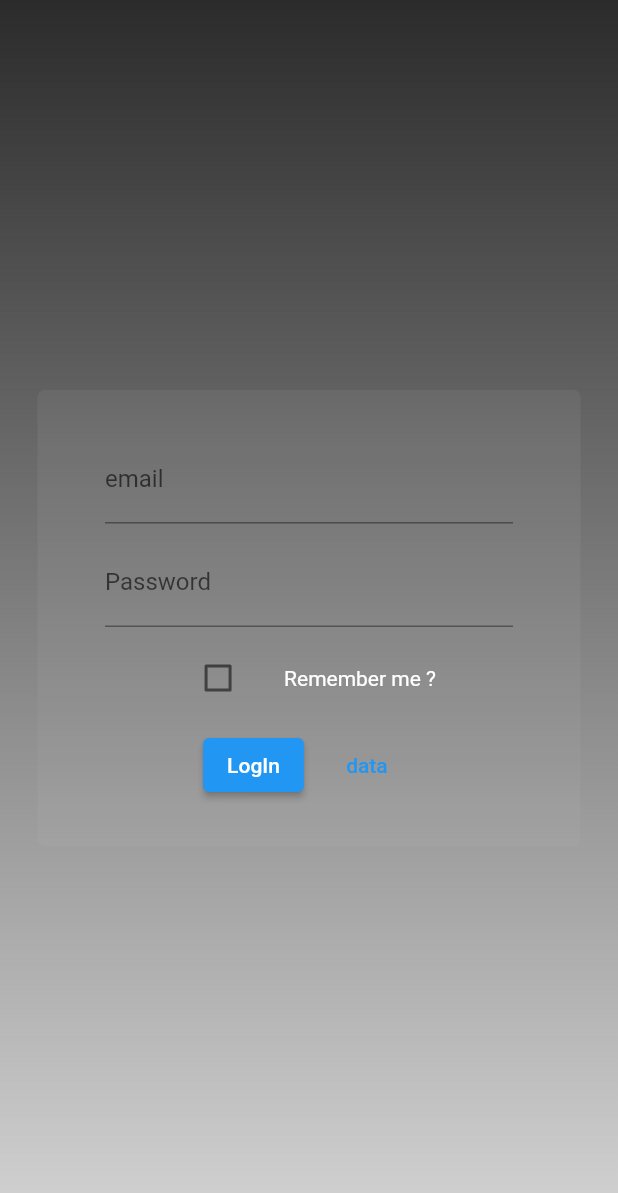
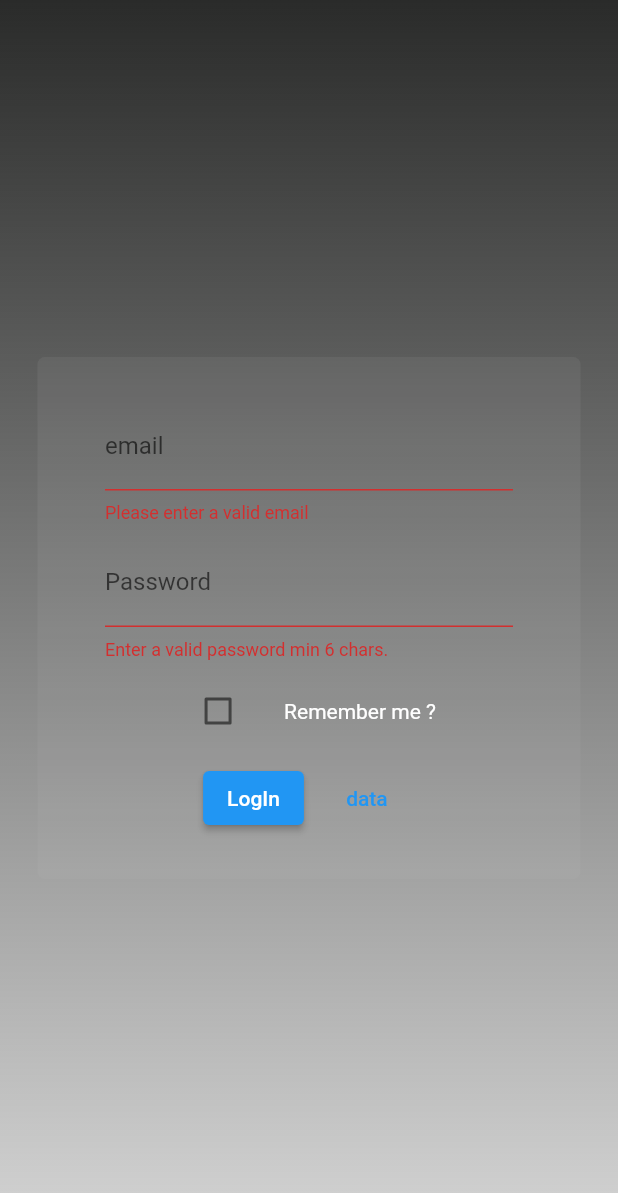
Before and after one commit to Akleodorion/faro-faro, a Flutter app: the screen it shows after launch, after a tap on "LogIn", on a phone screen of 412 x 824 dp. Shown: the top 1193 px of the screen. Run offline on Flutter 3.47's test engine with Material 2 defaults, Android fonts, the phone set to English and light mode, and no system bars; our stand-ins replace dartz, email_validator, equatable, flutter_riverpod, get_it, internet_connection_checker and 1 more.

Commit message:
Implémentation de l'envoie du formulaire de connexion vers le serveur fonctionnel

```diff
--- a/lib/features/user_authentification/presentation/widgets/auth_card.dart
+++ b/lib/features/user_authentification/presentation/widgets/auth_card.dart
@@ -20,6 +20,15 @@ class _AuthCardState extends ConsumerState<AuthCard> {
   String? _enteredEmail;
   String? _enteredPassword;
   bool? _isChecked;
+
+  void _userLogin() async {
+    if (_formKey.currentState!.validate()) {
+      _formKey.currentState!.save();
+      ref
+          .read(userAuthProvider.notifier)
+          .logUserIn(_enteredEmail!, _enteredPassword!);
+    }
+  }
 
   @override
   Widget build(BuildContext context) {
@@ -53,6 +62,11 @@ class _AuthCardState extends ConsumerState<AuthCard> {
                     ),
                     PasswordTextFormField(
                       intialValue: _enteredPassword ?? '',
+                      onSaved: (value) {
+                        setState(() {
+                          _enteredPassword = value;
+                        });
+                      },
                       key: ValueKey(Random()),
                     ),
                     const SizedBox(
@@ -75,11 +89,7 @@ class _AuthCardState extends ConsumerState<AuthCard> {
                       children: [
                         UsecaseElevatedButton(
                           usecaseTitle: "LogIn",
-                          onUsecaseCall: () {
-                            ref
-                                .read(userAuthProvider.notifier)
-                                .logUserIn('test@gmail.com', '123456');
-                          },
+                          onUsecaseCall: _userLogin,
                         ),
                         const SizedBox(
                           width: 10,
--- a/lib/features/user_authentification/presentation/widgets/password_text_form_field.dart
+++ b/lib/features/user_authentification/presentation/widgets/password_text_form_field.dart
@@ -2,8 +2,10 @@ import 'package:flutter/material.dart';
 
 class PasswordTextFormField extends StatelessWidget {
   final String intialValue;
+  final void Function(String text) onSaved;
 
-  const PasswordTextFormField({super.key, required this.intialValue});
+  const PasswordTextFormField(
+      {super.key, required this.intialValue, required this.onSaved});
 
   @override
   Widget build(BuildContext context) {
@@ -16,11 +18,14 @@ class PasswordTextFormField extends StatelessWidget {
       autocorrect: false,
       keyboardType: TextInputType.text,
       validator: (value) {
-        // appeler une fonction de validation de mot de passe de notre choix.
+        if (value == null || value.trim() == '' || value.trim().length < 6) {
+          return 'Enter a valid password min 6 chars.';
+        }
         return null;
       },
       onSaved: (newValue) {
         // on enverra la valeur actuelle au form.
+        onSaved(newValue!);
       },
     );
   }
```
